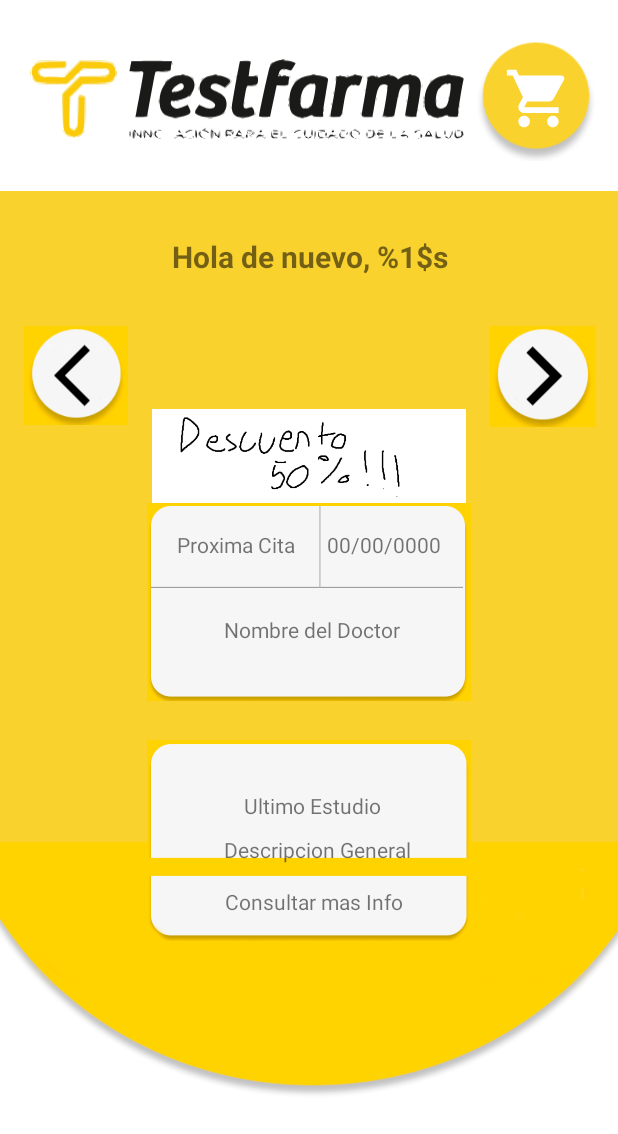
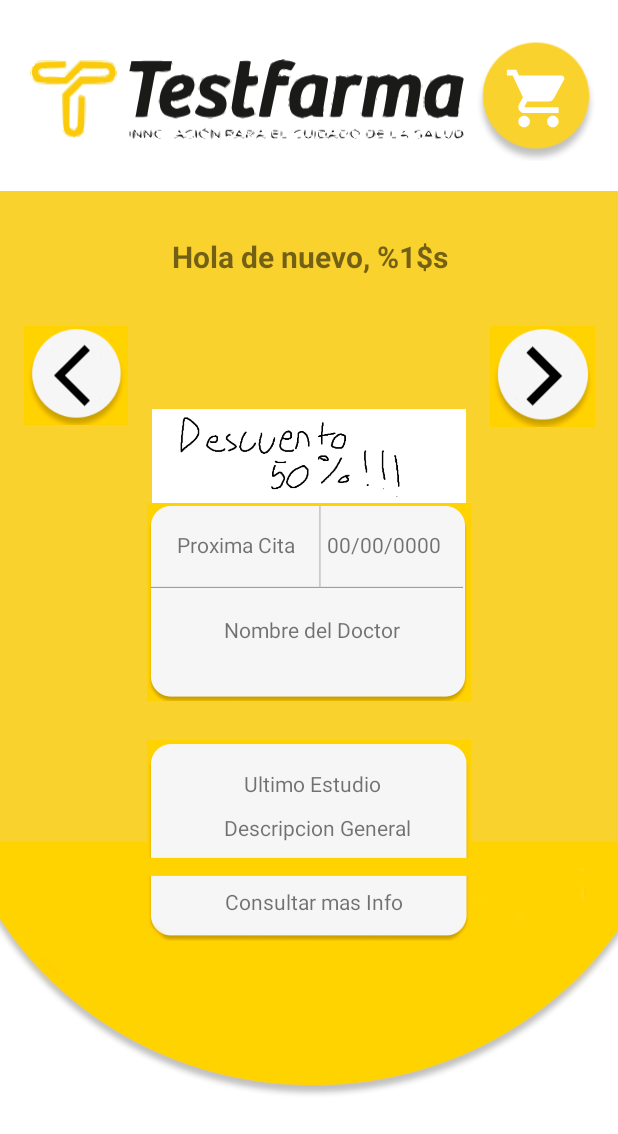
Before and after one commit to Rinzler014/TestFarma-App, an Android app: the layout fragment_home.xml on its own in the app's theme, with its tools: preview values and no code run, on a phone screen of 412 x 824 dp. Shown: the top 1134 px of the screen. Run offline under Robolectric (Android 15) with nearby library versions, the phone set to English and light mode, and no system bars.

Commit message:
Update fragment_home.xml

```diff
--- a/app/src/main/res/layout/fragment_home.xml
+++ b/app/src/main/res/layout/fragment_home.xml
@@ -231,7 +231,7 @@
         android:id="@+id/textView9"
         android:layout_width="wrap_content"
         android:layout_height="wrap_content"
-        android:layout_marginTop="30dp"
+        android:layout_marginTop="15dp"
         android:layout_marginEnd="60dp"
         android:text="Ultimo Estudio"
         app:layout_constraintEnd_toEndOf="@+id/imageView18"
```
